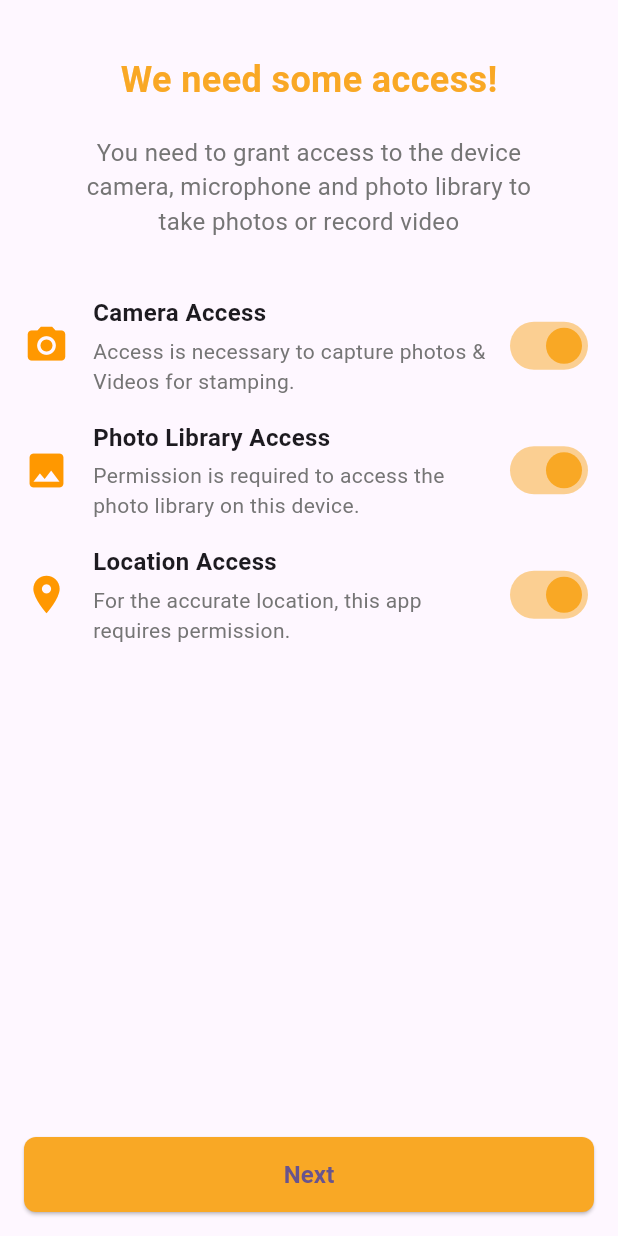
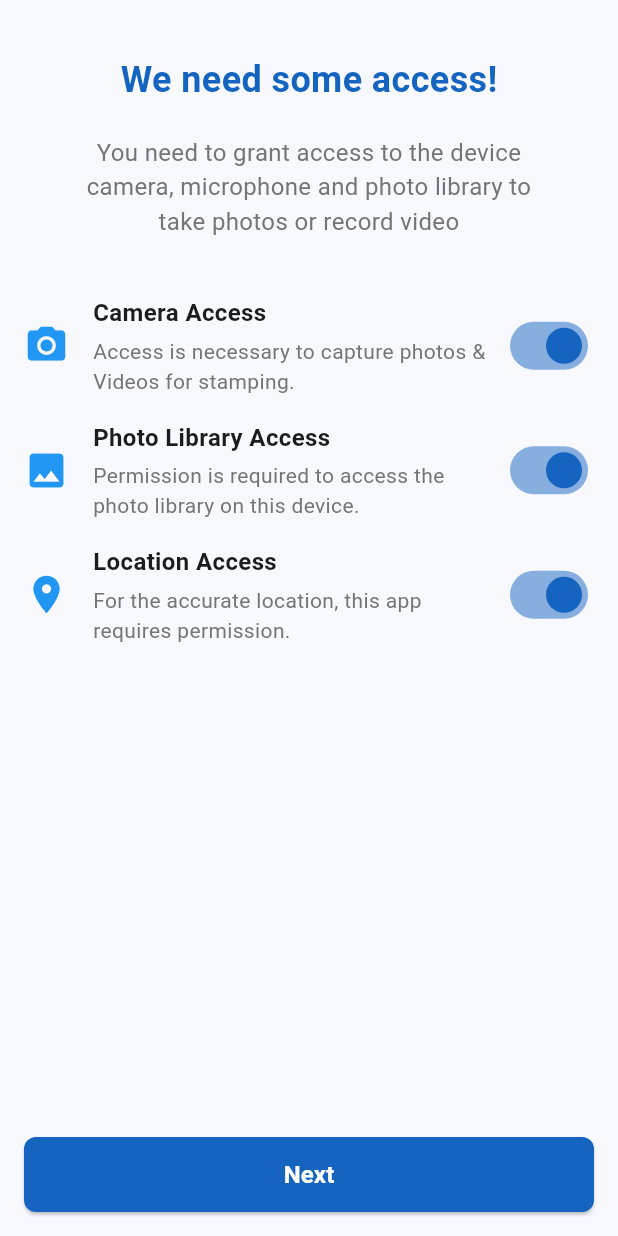
Before and after one commit to AshishKumarBaghel/simple_geocam, a Flutter app: the PermissionsScreen screen opened directly with empty values, on a phone screen of 412 x 824 dp. Run offline on Flutter 3.47's test engine with Material 3 defaults, Android fonts, the phone set to English and light mode, and no system bars; our stand-ins replace camera, google_mobile_ads, package_info_plus, permission_handler; network calls fail.

Commit message:
[sgc-0006] icon updated

```diff
--- a/lib/simple_geo_cam/main_screen.dart
+++ b/lib/simple_geo_cam/main_screen.dart
@@ -5,8 +5,9 @@ import '../splash/splash_screen.dart';
 
 class MainScreen extends StatelessWidget {
   final List<CameraDescription> cameras;
+  final String packageVersion;
 
-  const MainScreen({super.key, required this.cameras});
+  const MainScreen({super.key, required this.cameras, required this.packageVersion});
 
   // This widget is the root of your application.
   @override
@@ -15,10 +16,10 @@ class MainScreen extends StatelessWidget {
       debugShowCheckedModeBanner: false,
       title: 'Simple Geo Cam',
       theme: ThemeData(
-        colorScheme: ColorScheme.fromSeed(seedColor: Colors.deepPurple),
+        colorScheme: ColorScheme.fromSeed(seedColor: Colors.blue),
         useMaterial3: true,
       ),
-      home: SplashScreen(cameras: cameras),
+      home: SplashScreen(cameras: cameras, packageVersion: packageVersion),
       //home: CameraSimpleScreen(cameras: cameras),
     );
   }
--- a/lib/simple_geo_cam/permissions_screen.dart
+++ b/lib/simple_geo_cam/permissions_screen.dart
@@ -46,7 +46,7 @@ class _PermissionsScreenState extends State<PermissionsScreen> {
                     style: TextStyle(
                       fontSize: 24,
                       fontWeight: FontWeight.bold,
-                      color: Colors.yellow[800],
+                      color: Colors.blue[800],
                     ),
                   ),
                 ),
@@ -87,15 +87,18 @@ class _PermissionsScreenState extends State<PermissionsScreen> {
                   onPressed: isCameraAccess && isPhotoLibraryAccess && isLocationAccess ? nextButton : null,
                   // Blank method
                   style: ElevatedButton.styleFrom(
-                    backgroundColor: isCameraAccess && isPhotoLibraryAccess && isLocationAccess ? Colors.yellow[800] : Colors.grey,
+                    backgroundColor: isCameraAccess && isPhotoLibraryAccess && isLocationAccess ? Colors.blue[800] : Colors.grey,
                     minimumSize: const Size(double.infinity, 50),
                     shape: RoundedRectangleBorder(
                       borderRadius: BorderRadius.circular(8.0),
                     ),
                   ),
-                  child: const Text(
+                  child: Text(
                     'Next',
-                    style: TextStyle(fontSize: 16, fontWeight: FontWeight.bold),
+                    style: TextStyle(
+                        fontSize: 16,
+                        fontWeight: FontWeight.bold,
+                        color: (isCameraAccess && isPhotoLibraryAccess && isLocationAccess) ? Colors.white : Colors.black),
                   ),
                 ),
               ],
@@ -122,7 +125,7 @@ class _PermissionsScreenState extends State<PermissionsScreen> {
       padding: const EdgeInsets.symmetric(vertical: 8.0),
       child: Row(
         children: [
-          Icon(icon, size: 30, color: Colors.orange),
+          Icon(icon, size: 30, color: Colors.blue),
           const SizedBox(width: 16),
           Expanded(
             child: Column(
@@ -149,7 +152,7 @@ class _PermissionsScreenState extends State<PermissionsScreen> {
           Switch(
             value: isActive,
             onChanged: onChanged,
-            activeColor: Colors.yellow[800],
+            activeColor: Colors.blue[800],
           ),
         ],
       ),
--- a/pubspec.yaml
+++ b/pubspec.yaml
@@ -41,6 +41,7 @@ dependencies:
   google_maps_flutter: ^2.10.0
   google_mobile_ads: ^5.2.0
   image: ^4.3.0
+  package_info_plus: ^8.1.2
   path_provider: ^2.1.5
   permission_handler: ^11.3.1
 
@@ -72,6 +73,7 @@ flutter:
   #   - images/a_dot_ham.jpeg
   assets:
     - assets/
+    - assets/icon/icon_app_camera.png
     - assets/icon/icon_simple_geo_cam.png
   # An image asset can refer to one or more resolution-specific "variants", see
   # https://flutter.dev/to/resolution-aware-images
```
Also changed, not shown: flutter_launcher_icons.yaml (+5 -5 lines), lib/main.dart (+7 -1 lines), lib/splash/splash_screen.dart (+16 -6 lines), assets/icon/icon_app_camera.png (added), pubspec.lock, 43 other files.
